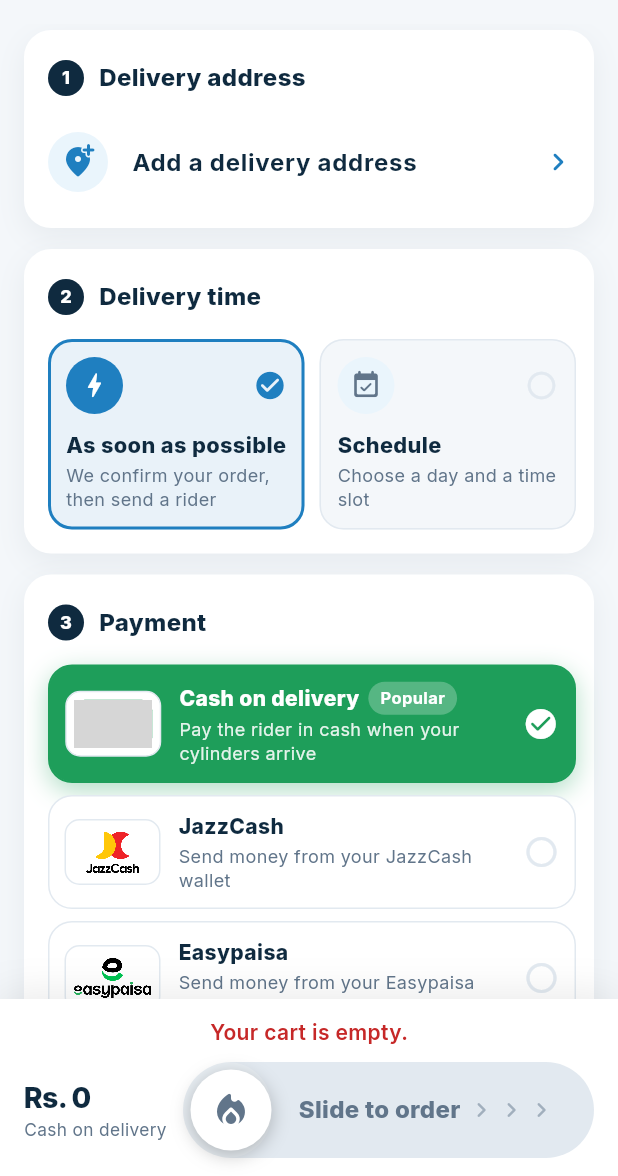
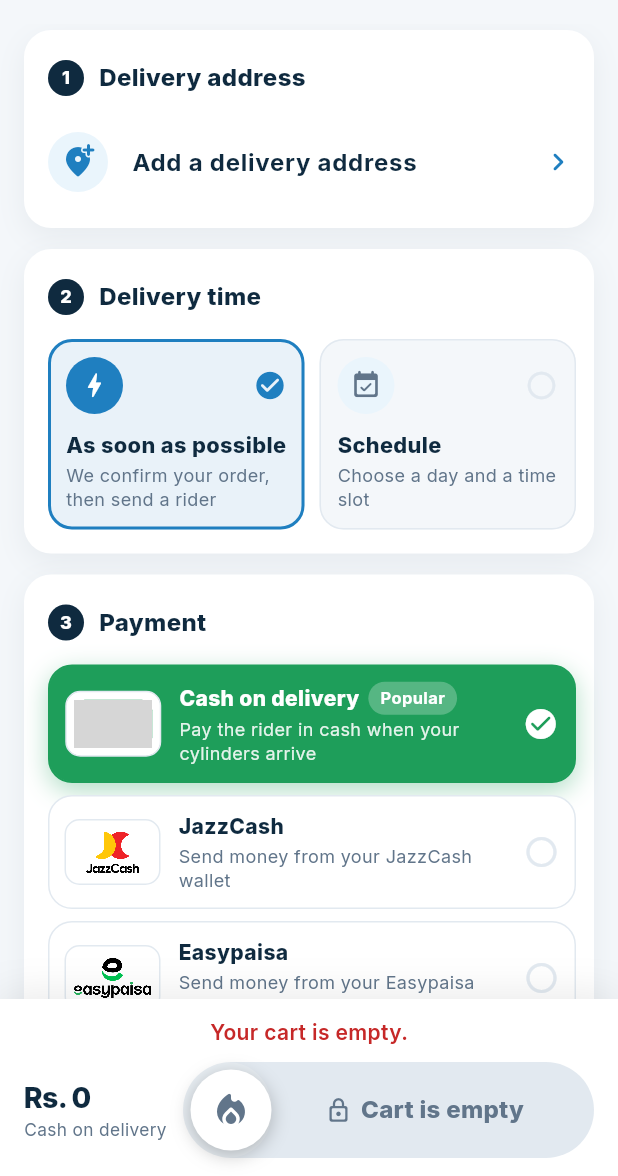
Before and after one commit to Saad43165/AlphaLPG, a Flutter app: the CheckoutScreen screen opened by its route, on a phone screen of 412 x 824 dp, the part 60-1236 px from its top. Run offline on Flutter 3.47's test engine with Material 3 defaults, Android fonts, the phone set to English and light mode, and no system bars; our stand-ins replace cloud_firestore, firebase_auth, firebase_core, flutter_local_notifications, flutter_map, geocoding and 10 more; missing offline and left inert: flutter_foreground_task; accounts and stored records are empty; grey boxes are pictures that could not be loaded.

Commit message:
Rider ticks each empty cylinder taken; checkout slide locked with the reason until everything is ready; only on-shift riders can be given orders (app and rules); faster order list
Co-Authored-By: Claude Opus 5.5 <noreply@anthropic.com>
Claude-Session: https://claude.ai/code/session_01SZgdahvbrNxxFXcq2KDead

```diff
--- a/apps/admin_app/lib/screens/orders_screen.dart
+++ b/apps/admin_app/lib/screens/orders_screen.dart
@@ -7,7 +7,6 @@ import 'package:provider/provider.dart';
 import '../state/session.dart';
 import '../utils/launch.dart';
 import '../utils/order_x.dart';
-import '../utils/payment_checks.dart';
 import '../widgets/common.dart';
 import 'order_detail_screen.dart';
 
@@ -419,10 +418,7 @@ class OrderTile extends StatelessWidget {
                             },
                     ),
                     if (!paid &&
-                        paymentWarnings(
-                          o,
-                          context.watch<AdminSession>().orders,
-                        ).isNotEmpty) ...[
+                        context.watch<AdminSession>().hasPaymentWarning(o)) ...[
                       const SizedBox(width: 6),
                       const Pill(
                         Icons.warning_amber_rounded,
--- a/apps/customer_app/lib/screens/cart/checkout_screen.dart
+++ b/apps/customer_app/lib/screens/cart/checkout_screen.dart
@@ -157,6 +157,32 @@ class _CheckoutScreenState extends State<CheckoutScreen> {
         .where((s) => !_isSameDay(_day, today) || s.to > today.hour + 1)
         .toList();
     if (!slots.contains(_slot) && slots.isNotEmpty) _slot = slots.first;
+
+    // Everything needed before the order can be placed. The slide stays
+    // locked (with the reason on it) until all of it is done.
+    final (String? problem, String lockLabel) = items.isEmpty
+        ? ('Your cart is empty.', 'Cart is empty')
+        : state.blocked != null
+        ? (
+            'This account cannot place orders. Please call ${state.settings.phone}.',
+            'Ordering not available',
+          )
+        : address == null
+        ? ('Add your delivery location in step 1.', 'Add delivery location')
+        : (!_asap && slots.isEmpty)
+        ? (
+            'No delivery slot left on this day. Choose another day.',
+            'Choose a delivery time',
+          )
+        : state.openOrders >= maxOpenOrders
+        ? (
+            'You already have ${state.openOrders} orders on the way. Please wait for one to arrive.',
+            'Too many open orders',
+          )
+        : switch (price.problem(state.settings, status: state.ordering)) {
+            final String p => (p, 'Cannot order yet'),
+            null => (null, 'Slide to place order'),
+          };
 
     return Scaffold(
       appBar: AppBar(
@@ -454,7 +480,8 @@ class _CheckoutScreenState extends State<CheckoutScreen> {
       bottomNavigationBar: _SlideBar(
         total: price.total,
         caption: _payment.label,
-        problem: items.isEmpty ? 'Your cart is empty.' : null,
+        problem: problem,
+        label: lockLabel,
         onConfirmed: _place,
       ),
     );
@@ -753,11 +780,15 @@ class _SlideBar extends StatelessWidget {
     required this.caption,
     required this.onConfirmed,
     this.problem,
+    this.label = 'Slide to place order',
   });
 
   final int total;
   final String caption;
   final String? problem;
+
+  /// The words on the slide (the reason while it is locked).
+  final String label;
   final Future<bool> Function() onConfirmed;
 
   @override
@@ -824,7 +855,7 @@ class _SlideBar extends StatelessWidget {
                   const SizedBox(width: 10),
                   Expanded(
                     child: SlideToConfirm(
-                      label: 'Slide to order',
+                      label: label,
                       enabled: problem == null,
                       onConfirmed: onConfirmed,
                     ),
--- a/apps/customer_app/lib/widgets/slide_to_confirm.dart
+++ b/apps/customer_app/lib/widgets/slide_to_confirm.dart
@@ -185,6 +185,14 @@ class _SlideToConfirmState extends State<SlideToConfirm>
                               child: Row(
                                 mainAxisSize: MainAxisSize.min,
                                 children: [
+                                  if (!enabled) ...[
+                                    Icon(
+                                      Icons.lock_outline_rounded,
+                                      size: 18,
+                                      color: pal.muted,
+                                    ),
+                                    const SizedBox(width: 6),
+                                  ],
                                   Text(
                                     widget.label,
                                     maxLines: 1,
@@ -198,6 +206,7 @@ class _SlideToConfirmState extends State<SlideToConfirm>
                                   ),
                                   const SizedBox(width: 4),
                                   // Three chevrons light up in turn.
+                                  if (enabled)
                                     for (var i = 0; i < 3; i++)
                                       Icon(
                                         Icons.chevron_right_rounded,
```
Also changed, not shown: apps/admin_app/lib/screens/order_detail_screen.dart (+12 -1 lines), apps/admin_app/lib/state/session.dart (+39 -3 lines), apps/rider_app/lib/screens/job_actions.dart (+75 -32 lines), docs/firestore.rules.txt (+7 -1 lines), 4 other files. Lines whose indentation alone changed are shown as unchanged.
